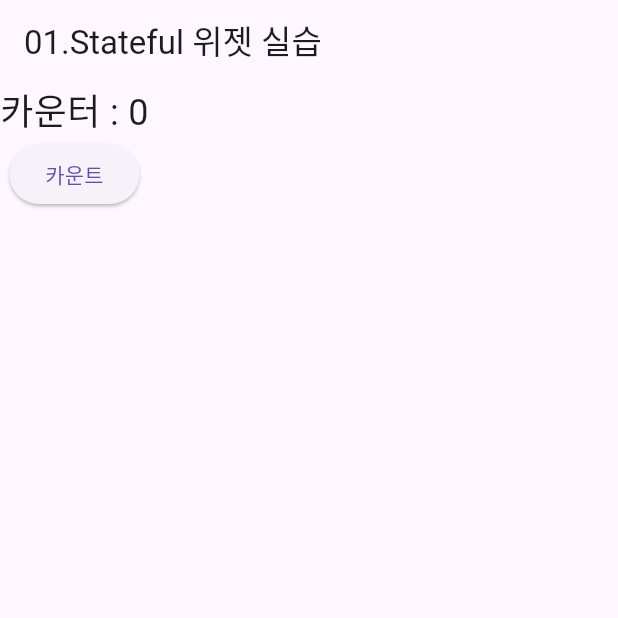
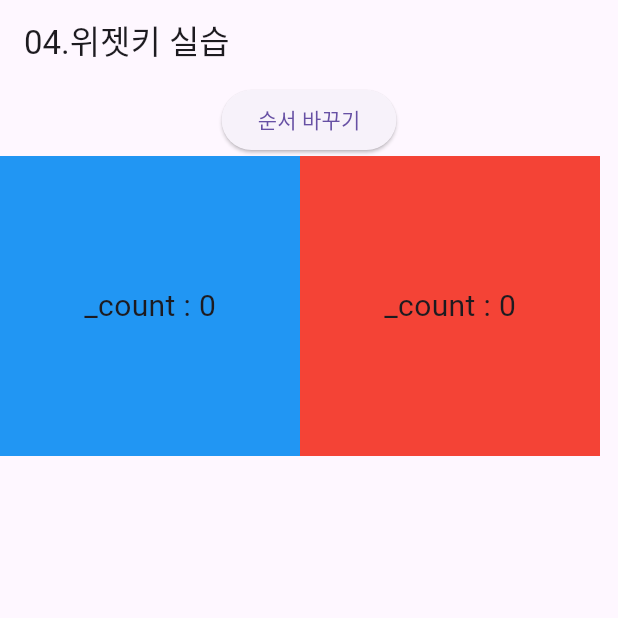
Before and after one commit to JinIleSon/Flutter, a Flutter app: the screen it shows after launch, on a phone screen of 412 x 824 dp, the top half of it. Run offline on Flutter 3.47's test engine with Material 3 defaults, Android fonts, the phone set to English and light mode, and no system bars.

Commit message:
ch04 03~04 완료, 05 진행중

```diff
--- /dev/null
+++ b/ch04/lib/04_widget_key.dart
@@ -0,0 +1,105 @@
+/*
+  날짜 : 2025/10/27
+  이름 : 손진일
+  내용 : Widget Key 실습
+*/
+
+import 'package:flutter/material.dart';
+
+void main(){
+  runApp(MyApp());
+}
+
+class MyApp extends StatelessWidget {
+
+  @override
+  Widget build(BuildContext context) {
+    return MaterialApp(
+      home: Scaffold(
+        appBar: AppBar(
+          title: const Text('04.위젯키 실습'),
+        ),
+        body: WidgetKeyTest(),
+      ),
+    );
+  }
+
+}
+
+class WidgetKeyTest extends StatefulWidget {
+  @override
+  State<StatefulWidget> createState() => _WidgetKeyTestState();
+}
+
+class _WidgetKeyTestState extends State<WidgetKeyTest>{
+
+  bool _swap = false;
+
+  @override
+  Widget build(BuildContext context) {
+    return Column(
+      children: [
+        ElevatedButton(
+            onPressed: (){
+              setState(() {
+                _swap = !_swap;
+              });
+            },
+            child: const Text('순서 바꾸기')
+        ),
+        Row(
+          children: _swap
+          ? [
+            // Valuekey는 위젯을 구분하기 위한 식별값, 위젯 트리를 업데이트 할 때 위젯의 상태를 보존
+            CounterBox(key: ValueKey(101), color: Colors.red),
+            CounterBox(key: ValueKey(201), color: Colors.blue),
+          ]
+          : [
+            CounterBox(key: ValueKey(201), color: Colors.blue),
+            CounterBox(key: ValueKey(101), color: Colors.red),
+          ],
+        )
+      ],
+    );
+  }
+}
+
+class CounterBox extends StatefulWidget {
+
+  final Color color;
+
+  const CounterBox({super.key, required this.color});
+
+  @override
+  State<StatefulWidget> createState() => _CounterBoxState();
+
+}
+
+class _CounterBoxState extends State<CounterBox> {
+
+  int _count = 0;
+
+  @override
+  Widget build(BuildContext context) {
+
+    return GestureDetector(
+      onTap: (){
+        setState(() {
+          _count++;
+        });
+      },
+      child: Container(
+        width: 200,
+        height: 200,
+        color: widget.color,
+        child: Center(
+          child: Text(
+            '_count : $_count',
+            style: TextStyle(fontSize: 20),
+          ),
+        ),
+      ),
+    );
+  }
+
+}
```
Also changed, not shown: ch04/lib/03_widget_lifecycle.dart (+69 -21 lines), ch04/lib/05_state_form.dart (added, +224 -0 lines).
